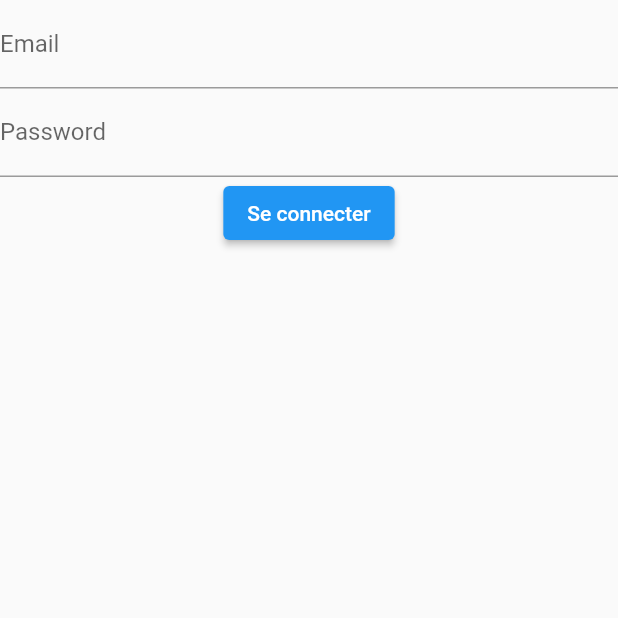
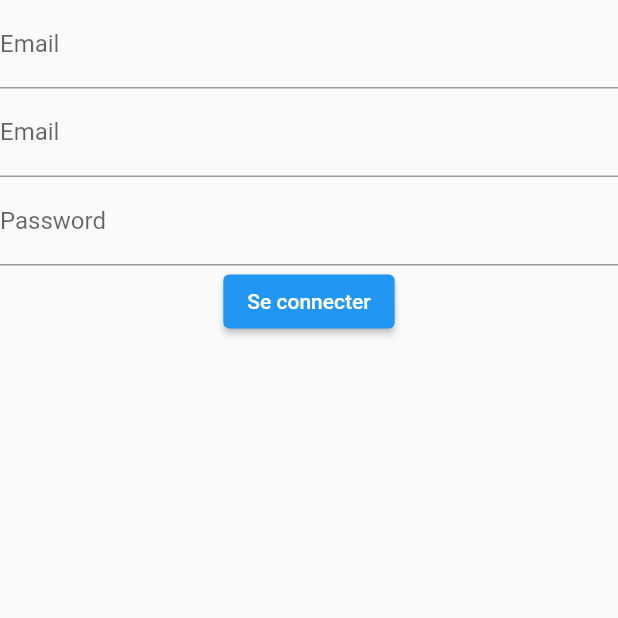
Before and after one commit to Adrien-Ba/Trivial_Pursuit, a Flutter app: the screen it shows after launch, on a phone screen of 412 x 824 dp, the top half of it. Run offline on Flutter 3.47's test engine with Material 2 defaults, Android fonts, the phone set to English and light mode, and no system bars; our stand-ins replace cloud_firestore, firebase_auth, firebase_core, flutter_bloc, freezed_annotation, go_router; missing offline and left inert: swiping_card_deck; accounts and stored records are empty.

Commit message:
Debug and navigation

```diff
--- a/lib/data/dataSources/remote/question_firebase.dart
+++ b/lib/data/dataSources/remote/question_firebase.dart
@@ -33,6 +33,7 @@ class QuestionFirebase {
     if(response.exists) {
       return response.data();
     }
+    return null;
   }
 
   Future<void> delete(String id) async {
--- a/lib/data/repositories/question_repository.dart
+++ b/lib/data/repositories/question_repository.dart
@@ -23,12 +23,12 @@ class QuestionRepository {
   //final Question
 
   Future<ListQuestions> getQuestionsOfTheDay() async {
-     ListQuestions?  response = await _questionFirebase?.get();
+     ListQuestions?  response = await _questionFirebase!.get();
      if(response != null) {
        return response;
      }
      else {
-       ListQuestions? questions = await _questionApi?.getQuestions();
+       ListQuestions? questions = await _questionApi!.getQuestions();
        _questionFirebase!.insertQuestions(questions!);
       //TODO supprimer les données avant envoi
       //QuestionApiResponse objectToReturn = QuestionApiResponse(
--- a/lib/ui/pages/classement/classement_page.dart
+++ b/lib/ui/pages/classement/classement_page.dart
@@ -30,10 +30,10 @@ class _ClassementPageState extends State<ClassementPage> {
             child: ListView.separated(
                 itemBuilder: (context, index) {
                   if(index%2==0) {
-                    return ListTile(title: Text(_liste[index]), tileColor: Colors.grey[200],);
+                    return Material(child: ListTile(title: Text(_liste[index]), tileColor: Colors.grey[200],));
                   }
                   else {
-                    return ListTile(title: Text(_liste[index]), tileColor: Colors.grey[300],);
+                    return Material(child: ListTile(title: Text(_liste[index]), tileColor: Colors.grey[300],));
                   }
                 },
                 separatorBuilder: (context, index) {
--- a/lib/ui/pages/game/game_page.dart
+++ b/lib/ui/pages/game/game_page.dart
@@ -67,7 +67,8 @@ class _GamePageState extends State<GamePage> {
                       },
                       cardWidth: 50,
                     );
-                    return Column(
+                    return ListView(children: [
+                      Column(
                         children: [
                           _swipingDeck!,
                           Column(
@@ -84,7 +85,8 @@ class _GamePageState extends State<GamePage> {
                             ).toList(),
                           )
                         ],
-                    );
+                      ),
+                    ]);
                   }
                   return const Text("Henri");
                 })));
--- a/lib/ui/pages/home/home_page.dart
+++ b/lib/ui/pages/home/home_page.dart
@@ -29,8 +29,9 @@ class _HomePageState extends State<HomePage> {
       appBar: AppBar(
         title: const Text('Home Page'),
       ),
-      body: Center(
-        child: _content[_currentIndex],
+      body: IndexedStack(
+        index: _currentIndex,
+        children: _content,
       ),
       bottomNavigationBar: BottomNavigationBar(
         currentIndex: _currentIndex,
--- a/lib/ui/pages/login/login_page.dart
+++ b/lib/ui/pages/login/login_page.dart
@@ -38,12 +38,20 @@ class _LoginPageState extends State<LoginPage> {
             return _loginCubit!;
           },
           child: BlocConsumer<LoginCubit, LoginState>(
-            listener: (context, state) {},
+            listener: (context, state) => state.maybeMap(
+              correct: (value) => context.go("/game"),
+              orElse: () => null,
+            ),
             builder: (context, state) {
-              if(state is Initial) {
+              if (state is Initial) {
                 return Scaffold(
                   body: Column(
                     children: [
+                      TextField(
+                        decoration: InputDecoration(
+                          labelText: "Email",
+                        ),
+                      ),
                       TextField(
                         controller: emailController,
                         decoration: InputDecoration(
@@ -58,42 +66,11 @@ class _LoginPageState extends State<LoginPage> {
                       ),
                       ElevatedButton(
                         onPressed: () {
-                          _loginCubit!.signIn(
-                              "adrien.bassail@live.fr", "123456");
+                          _loginCubit!
+                              //.signIn(emailController.text, passwordController.text);
+                          .signIn("toto@toto.fr", "totototo");
                           //_loginCubit!.logout();
                         },
-
-                        child: Text("Se connecter"),
-                      )
-                    ],
-                  ),
-                );
-              }
-              if(state is Correct) {
-                return Scaffold(
-                  body: Column(
-                    children: [
-                      TextField(
-                        controller: emailController,
-                        decoration: InputDecoration(
-                          labelText: "Email",
-                        ),
-                      ),
-                      TextField(
-                        controller: emailController,
-                        decoration: InputDecoration(
-                          labelText: "Email",
-                        ),
-                      ),
-                      TextField(
-                        controller: emailController,
-                        decoration: InputDecoration(
-                          labelText: "Email",
-                        ),
-                      ),
-                      ElevatedButton(
-                        onPressed: () => context.go("/game"),
-
                         child: Text("Se connecter"),
                       )
                     ],
```
Also changed, not shown: lib/data/entities/list_questions.freezed.dart, lib/data/entities/list_questions.g.dart, lib/data/entities/question.freezed.dart, lib/data/entities/question.g.dart, lib/ui/pages/game/bloc/game_state.freezed.dart. Lines whose indentation alone changed are shown as unchanged.
